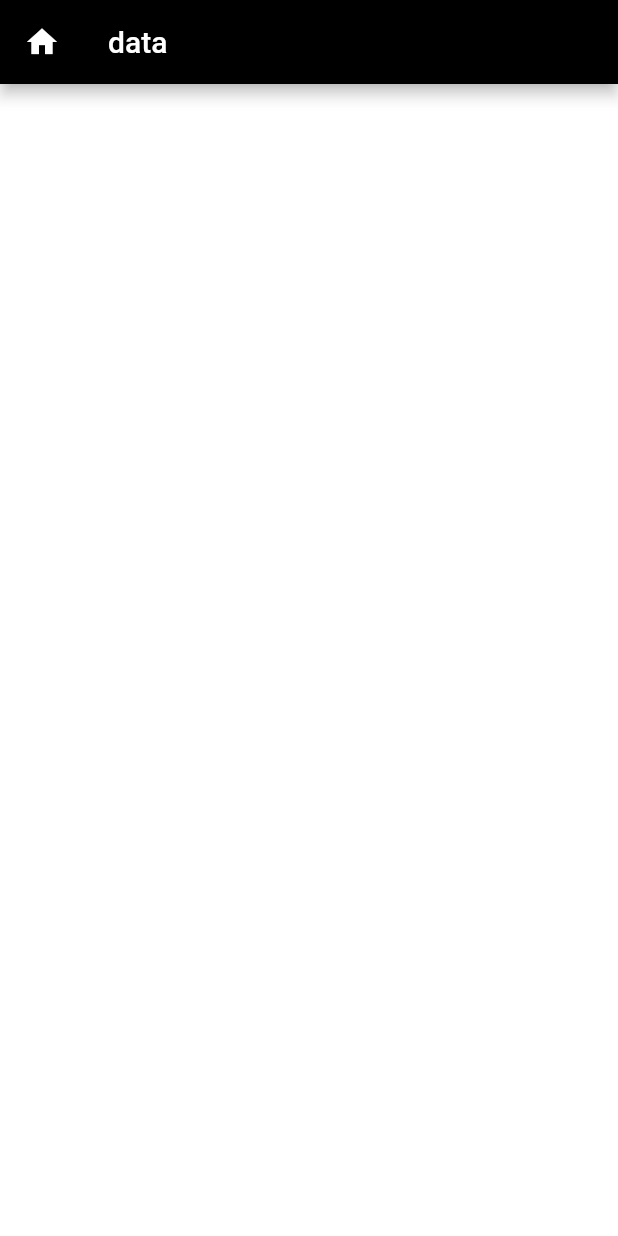
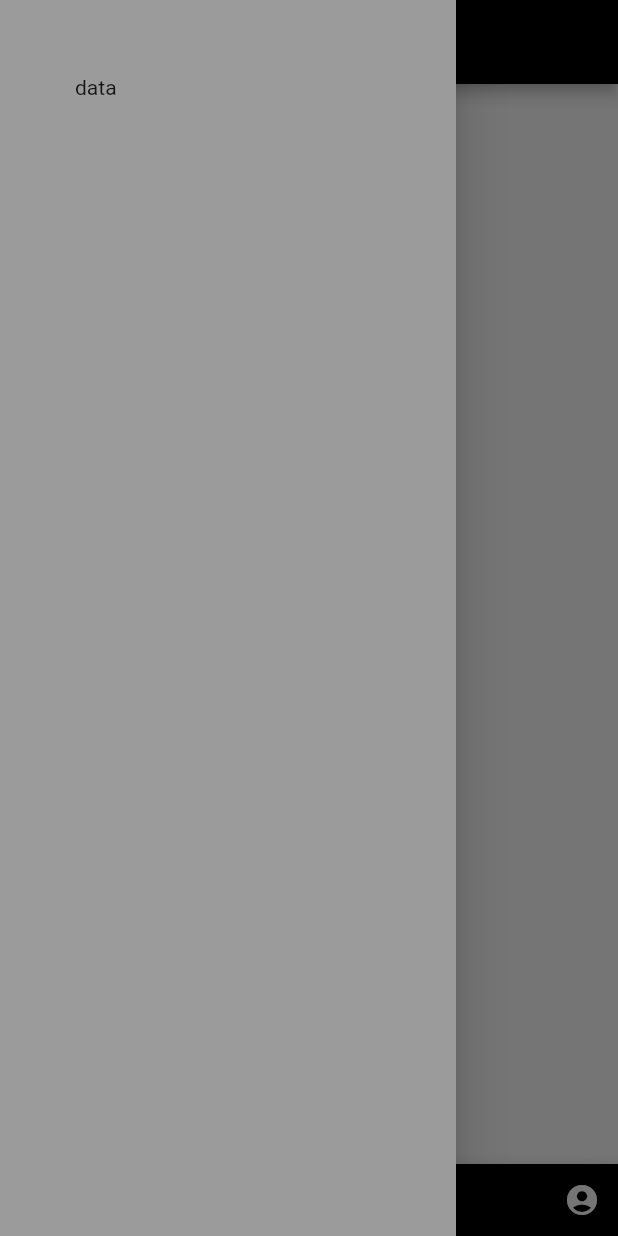
Before and after one commit to anubhav11803451/github_ui, a Flutter app: the screen it shows after launch, with the side drawer open (before the commit the screen has no drawer), on a phone screen of 412 x 824 dp. Run offline on Flutter 3.47's test engine with Material 2 defaults, Android fonts, the phone set to English and light mode, and no system bars; our stand-ins replace google_fonts, splashscreen; Roboto replaces fonts that are missing (Baloo).

Commit message:
Update home.dart

```diff
--- a/lib/screens/home.dart
+++ b/lib/screens/home.dart
@@ -7,8 +7,49 @@ class Homescreen extends StatelessWidget {
     return Scaffold(
       appBar: AppBar(
         backgroundColor: Colors.black,
-        leading: Icon(Icons.home),
-        title: Text('data', style: GoogleFonts.baloo(color: Colors.white)),
+        // leading: Image.asset('assets/logo/github.png'),
+        title: Text('GitHub', style: GoogleFonts.baloo(color: Colors.white)),
+        centerTitle: true,
+      ),
+      drawer: Drawer(
+        child: Container(
+          padding: EdgeInsets.all(50),
+          color: Colors.black38,
+          child: Text('data'),
+          ),
+      ),
+      floatingActionButtonLocation: FloatingActionButtonLocation.centerDocked,
+      floatingActionButton: FloatingActionButton(
+        child: const Icon(Icons.add),
+        backgroundColor: Colors.black,
+        elevation: 8,
+        tooltip: '',
+        onPressed: () {},
+      ),
+      bottomNavigationBar: BottomAppBar(
+        color: Colors.black,
+        shape: CircularNotchedRectangle(),
+        notchMargin: 4.0,
+        child: new Row(
+          mainAxisSize: MainAxisSize.max,
+          mainAxisAlignment: MainAxisAlignment.spaceBetween,
+          children: <Widget>[
+            IconButton(
+              icon: Icon(
+                Icons.search,
+                color: Colors.white,
+              ),
+              onPressed: () {},
+            ),
+            IconButton(
+              icon: Icon(
+                Icons.account_circle,
+                color: Colors.white,
+              ),
+              onPressed: () {},
+            ),
+          ],
+        ),
       ),
       backgroundColor: Colors.white,
     );
```
